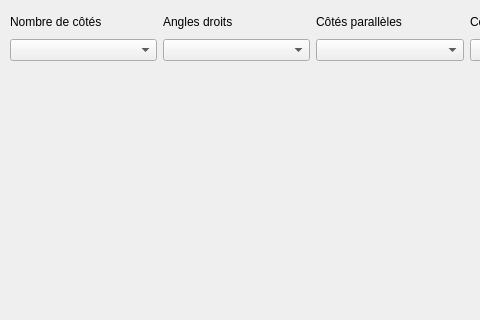
Before: the Qt Designer form src/gui/mainwindow.ui in 0b11stan/polygonial, drawn with Qt 5; both pictures show x 0 to 480 and y 0 to 320 of the 800 by 600 pixel window.
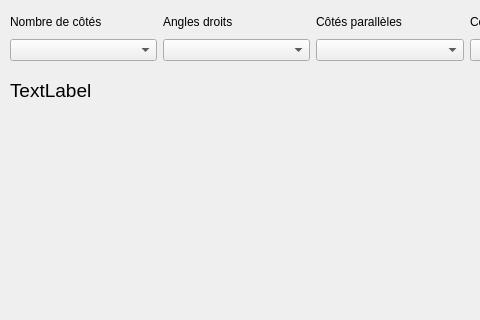
After: the same form once the commit is applied.

Commit message: add gui and improve label printing

```diff
--- a/src/gui/mainwindow.ui
+++ b/src/gui/mainwindow.ui
@@ -93,6 +93,24 @@
      </item>
     </layout>
    </widget>
+   <widget class="QLabel" name="result_label">
+    <property name="geometry">
+     <rect>
+      <x>10</x>
+      <y>60</y>
+      <width>251</width>
+      <height>61</height>
+     </rect>
+    </property>
+    <property name="font">
+     <font>
+      <pointsize>14</pointsize>
+     </font>
+    </property>
+    <property name="text">
+     <string>TextLabel</string>
+    </property>
+   </widget>
   </widget>
   <widget class="QMenuBar" name="menubar">
    <property name="geometry">
```
The commit also changes 14 other files.
